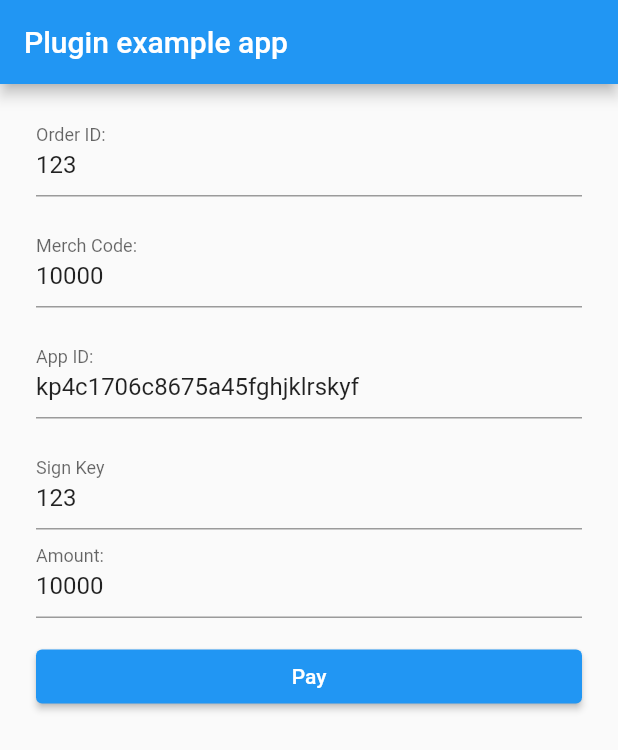
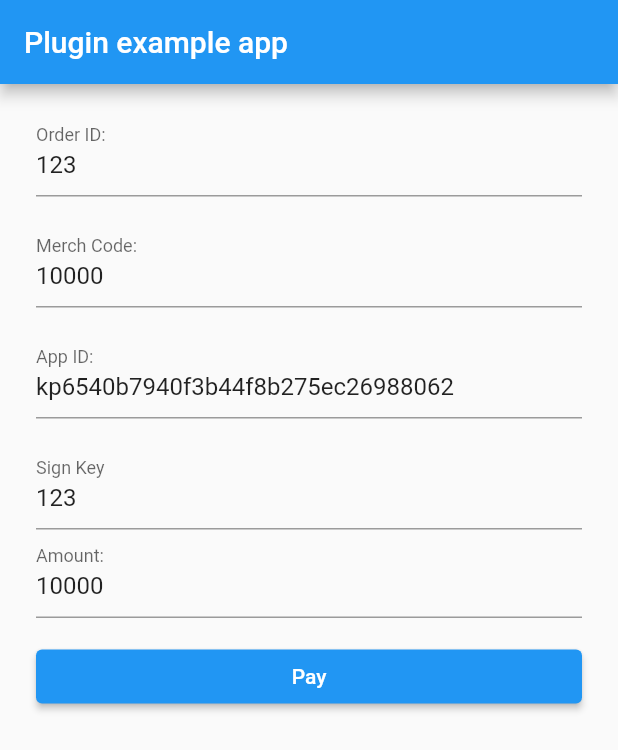
Before and after one commit to WinKoKo91/flutter_kpay_kit, a Flutter app: the screen it shows after launch, on a phone screen of 412 x 824 dp. Shown: the top 750 px of the screen. Run offline on Flutter 3.47's test engine with Material 2 defaults, Android fonts, the phone set to English and light mode, and no system bars; our stand-ins replace dio, pretty_dio_logger.

Commit message:
update package

```diff
--- a/example/lib/main.dart
+++ b/example/lib/main.dart
@@ -20,7 +20,7 @@ class MyApp extends StatefulWidget {
 class _MyAppState extends State<MyApp> {
   String orderId = '123',
       merchCode = '10000',
-      appId = 'kp4c1706c8675a45fghjklrskyf',
+      appId = 'kp6540b7940f3b44f8b275ec26988062',
       signKey = '123';
   double amount = 5000;
 
```
Also changed, not shown: lib/flutter_kpay_kit.dart (+3 -4 lines), pubspec.yaml (+5 -6 lines), 3 other files.
